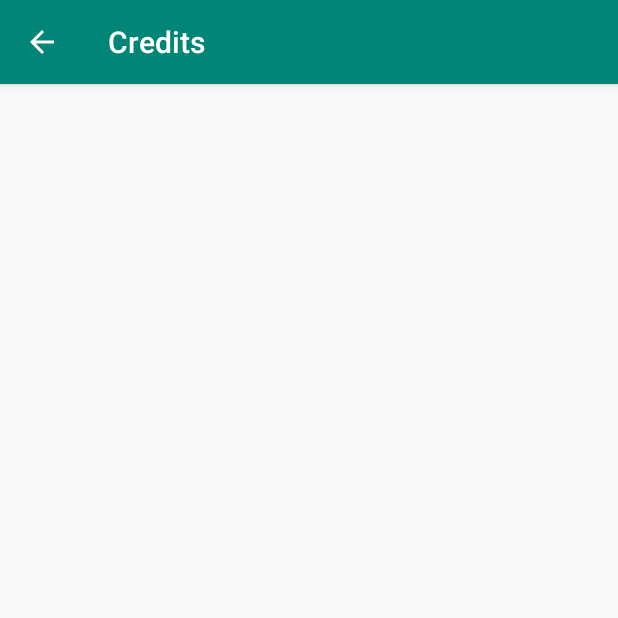
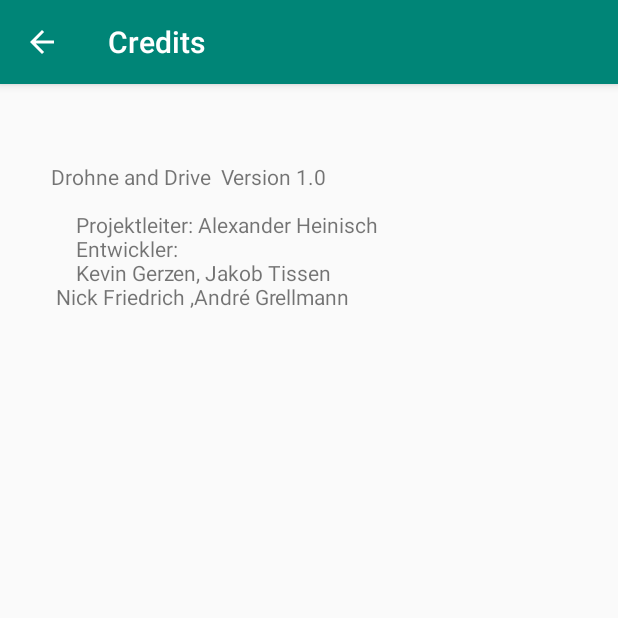
Before and after one commit to ifm-softwareproject-ss19/Android, an Android app: the CreditsActivity screen opened directly, with no data from a screen before it, on a phone screen of 412 x 824 dp, the top half of it. Run offline under Robolectric (Android 15) with nearby library versions, the phone set to English and light mode, and no system bars.

Commit message:
Credits hinzugefügt und paar Konstanten

```diff
--- a/DrohneandDrive/app/src/main/java/com/dji/DrohneAndDrive/BluetoothServices.java
+++ b/DrohneandDrive/app/src/main/java/com/dji/DrohneAndDrive/BluetoothServices.java
@@ -105,8 +105,8 @@ public class BluetoothServices extends Service {
             List<MatchResult> r = findMatches( pattern, input );
             double lat = Double.parseDouble(r.get(0).group());
             double longi =Double.parseDouble(r.get(1).group());
-            intent.putExtra("Latitude",lat);
-            intent.putExtra("Longitude",longi);
+            intent.putExtra(Constants.carLatitude,lat);
+            intent.putExtra(Constants.carLongitude,longi);
             Log.d("pattern",lat+"    "+longi);
 
             sendBroadcast(intent);
--- a/DrohneandDrive/app/src/main/java/com/dji/DrohneAndDrive/Constants.java
+++ b/DrohneandDrive/app/src/main/java/com/dji/DrohneAndDrive/Constants.java
@@ -34,4 +34,7 @@ public class Constants {
 
     public static final String txtInfoActionfilter ="refreshInfo";
 
+    public static final String carLatitude ="carLatitude";
+    public static final String carLongitude ="carLongigtude";
+
 }
--- a/DrohneandDrive/app/src/main/java/com/dji/DrohneAndDrive/MainActivity.java
+++ b/DrohneandDrive/app/src/main/java/com/dji/DrohneAndDrive/MainActivity.java
@@ -35,10 +35,6 @@ public class MainActivity extends AppCompatActivity {
     };
     private List<String> missingPermission = new ArrayList<>();
 
-    public void buttonPressed_Credits(View view){
-        Intent intent = new Intent(this, CreditsActivity.class);
-        startActivity(intent);
-    }
     @Override
     protected void onCreate(Bundle savedInstanceState) {
         super.onCreate(savedInstanceState);
--- a/DrohneandDrive/app/src/main/res/layout/activity_credits.xml
+++ b/DrohneandDrive/app/src/main/res/layout/activity_credits.xml
@@ -6,4 +6,17 @@
     android:layout_height="match_parent"
     tools:context=".CreditsActivity">
 
+    <TextView
+        android:id="@+id/textView"
+        android:layout_width="344dp"
+        android:layout_height="211dp"
+        android:layout_marginTop="52dp"
+        android:text="Drohne and Drive  Version 1.0\n\n
+    Projektleiter: Alexander Heinisch\n
+    Entwickler:\n
+    Kevin Gerzen, Jakob Tissen\n Nick Friedrich ,André Grellmann"
+        app:layout_constraintEnd_toEndOf="parent"
+        app:layout_constraintHorizontal_bias="0.5"
+        app:layout_constraintStart_toStartOf="parent"
+        app:layout_constraintTop_toTopOf="parent" />
 </android.support.constraint.ConstraintLayout>
```
Also changed, not shown: DrohneandDrive/app/src/main/java/com/dji/DrohneAndDrive/CompassActivity.java (+7 -14 lines).
